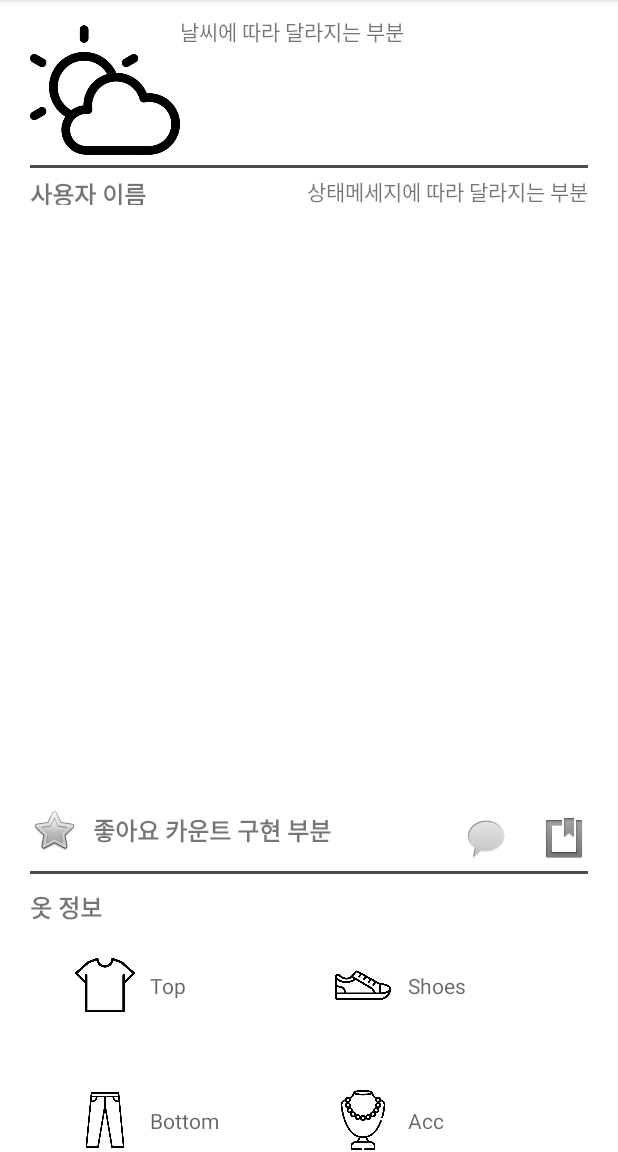
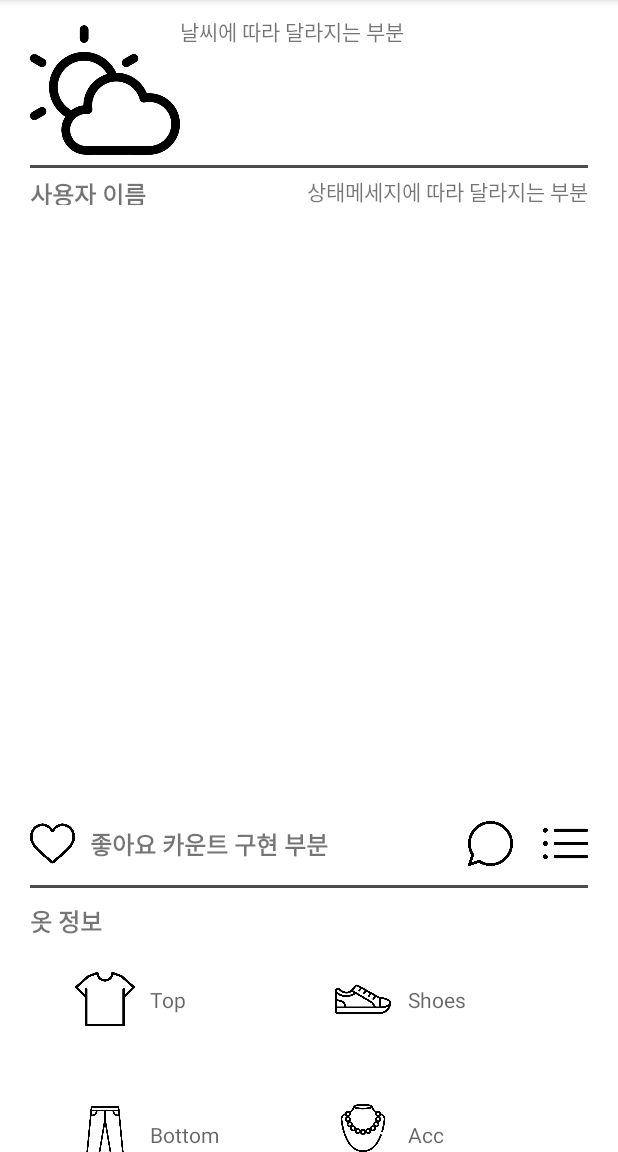
Before and after one commit to 2021-SMHRD-KDT-New-AI-1/thinkBig, an Android app: the SubmainActivity screen opened directly, with no data from a screen before it, on a phone screen of 412 x 824 dp, the part 84-1236 px from its top. Run offline under Robolectric (Android 15) with nearby library versions, the phone set to English and light mode, and no system bars.

Commit message:
jiyun commit

```diff
--- a/app/src/main/AndroidManifest.xml
+++ b/app/src/main/AndroidManifest.xml
@@ -17,7 +17,9 @@
             android:exported="true" />
         <activity
             android:name=".SubmainActivity"
-            android:exported="true" />
+            android:exported="true">
+
+        </activity>
         <activity
             android:name=".intro"
             android:exported="true">
--- a/app/src/main/res/layout/activity_submain.xml
+++ b/app/src/main/res/layout/activity_submain.xml
@@ -13,7 +13,7 @@
         app:layout_constraintBottom_toTopOf="@+id/guideline2"
         app:layout_constraintEnd_toEndOf="parent"
         app:layout_constraintStart_toStartOf="parent"
-        app:layout_constraintTop_toBottomOf="@+id/edt_pr_main"
+        app:layout_constraintTop_toBottomOf="@+id/textView2"
         tools:srcCompat="@tools:sample/backgrounds/scenic" />
 
     <View
@@ -52,7 +52,7 @@
         app:srcCompat="@drawable/cloudy" />
 
     <TextView
-        android:id="@+id/edt_pr_main"
+        android:id="@+id/textView2"
         android:layout_width="0dp"
         android:layout_height="30dp"
         android:paddingLeft="20dp"
@@ -72,31 +72,10 @@
         android:text="좋아요 카운트 구현 부분"
         android:textSize="16sp"
         android:textStyle="bold"
-        app:layout_constraintBottom_toBottomOf="@+id/imageButton6"
-        app:layout_constraintStart_toEndOf="@+id/imageButton6"
-        app:layout_constraintTop_toTopOf="@+id/imageButton6" />
+        app:layout_constraintBottom_toBottomOf="@+id/imageButton4"
+        app:layout_constraintStart_toEndOf="@+id/imageButton4"
+        app:layout_constraintTop_toTopOf="@+id/imageButton4" />
 
-    <ImageButton
-        android:id="@+id/imageButton2"
-        android:layout_width="wrap_content"
-        android:layout_height="wrap_content"
-        android:layout_marginEnd="20dp"
-        android:background="#FFFFFF"
-        app:layout_constraintBottom_toBottomOf="@+id/imageButton3"
-        app:layout_constraintEnd_toStartOf="@+id/imageButton3"
-        app:layout_constraintTop_toTopOf="@+id/imageButton3"
-        app:srcCompat="@android:drawable/sym_action_chat" />
-
-    <ImageButton
-        android:id="@+id/imageButton3"
-        android:layout_width="wrap_content"
-        android:layout_height="wrap_content"
-        android:layout_marginTop="5dp"
-        android:layout_marginEnd="20dp"
-        android:background="#FFFFFF"
-        app:layout_constraintEnd_toEndOf="parent"
-        app:layout_constraintTop_toBottomOf="@+id/imageView6"
-        app:srcCompat="@android:drawable/ic_input_get" />
 
     <TextView
         android:id="@+id/textView4"
@@ -106,9 +85,9 @@
         android:paddingRight="20dp"
         android:paddingBottom="5dp"
         android:text="상태메세지에 따라 달라지는 부분"
-        app:layout_constraintBottom_toBottomOf="@+id/edt_pr_main"
+        app:layout_constraintBottom_toBottomOf="@+id/textView2"
         app:layout_constraintEnd_toEndOf="parent"
-        app:layout_constraintTop_toTopOf="@+id/edt_pr_main" />
+        app:layout_constraintTop_toTopOf="@+id/textView2" />
 
     <TextView
         android:id="@+id/textView5"
@@ -127,16 +106,6 @@
         android:layout_height="wrap_content"
         android:orientation="horizontal"
         app:layout_constraintGuide_percent="0.7" />
-
-    <ImageButton
-        android:id="@+id/imageButton6"
-        android:layout_width="wrap_content"
-        android:layout_height="wrap_content"
-        android:layout_marginStart="20dp"
-        android:background="#FFFFFF"
-        app:layout_constraintStart_toStartOf="parent"
-        app:layout_constraintTop_toTopOf="@+id/guideline2"
-        app:srcCompat="@android:drawable/btn_star" />
 
     <androidx.constraintlayout.widget.ConstraintLayout
         android:layout_width="0dp"
@@ -200,7 +169,7 @@
             app:srcCompat="@drawable/acc" />
 
         <TextView
-            android:id="@+id/edt_pr_text"
+            android:id="@+id/textView7"
             android:layout_width="wrap_content"
             android:layout_height="wrap_content"
             android:layout_marginStart="10dp"
@@ -241,4 +210,49 @@
 
     </androidx.constraintlayout.widget.ConstraintLayout>
 
+    <ImageButton
+        android:id="@+id/imageButton4"
+        android:layout_width="30dp"
+        android:layout_height="30dp"
+        android:layout_marginStart="20dp"
+        android:layout_marginTop="10dp"
+        android:adjustViewBounds="true"
+        android:background="#FFFFFF"
+        android:maxWidth="35dp"
+        android:maxHeight="35dp"
+        android:scaleType="fitCenter"
+        android:src="@drawable/like"
+        app:layout_constraintStart_toStartOf="parent"
+        app:layout_constraintTop_toTopOf="@+id/guideline2" />
+
+    <ImageButton
+        android:id="@+id/imageButton5"
+        android:layout_width="30dp"
+        android:layout_height="30dp"
+        android:layout_marginTop="10dp"
+        android:layout_marginEnd="20dp"
+        android:adjustViewBounds="true"
+        android:background="#FFFFFF"
+        android:maxWidth="35dp"
+        android:maxHeight="35dp"
+        android:scaleType="fitCenter"
+        android:src="@drawable/comment"
+        app:layout_constraintEnd_toStartOf="@+id/imageButton6"
+        app:layout_constraintTop_toBottomOf="@+id/imageView6" />
+
+    <ImageButton
+        android:id="@+id/imageButton6"
+        android:layout_width="30dp"
+        android:layout_height="30dp"
+        android:layout_marginTop="10dp"
+        android:layout_marginEnd="20dp"
+        android:adjustViewBounds="true"
+        android:background="#FFFFFF"
+        android:maxWidth="35dp"
+        android:maxHeight="35dp"
+        android:scaleType="fitCenter"
+        android:src="@drawable/list_icon"
+        app:layout_constraintEnd_toEndOf="parent"
+        app:layout_constraintTop_toBottomOf="@+id/imageView6" />
+
 </androidx.constraintlayout.widget.ConstraintLayout>
```
Also changed, not shown: app/src/main/res/drawable/comment.png (added), app/src/main/res/drawable/like.png (added).
